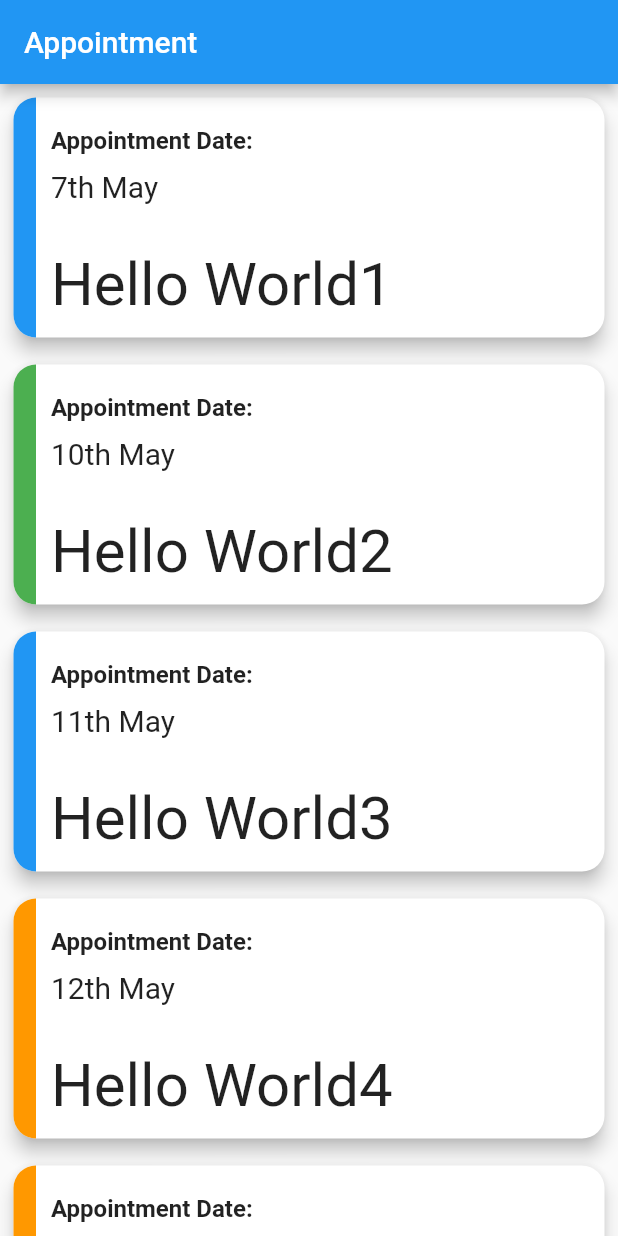
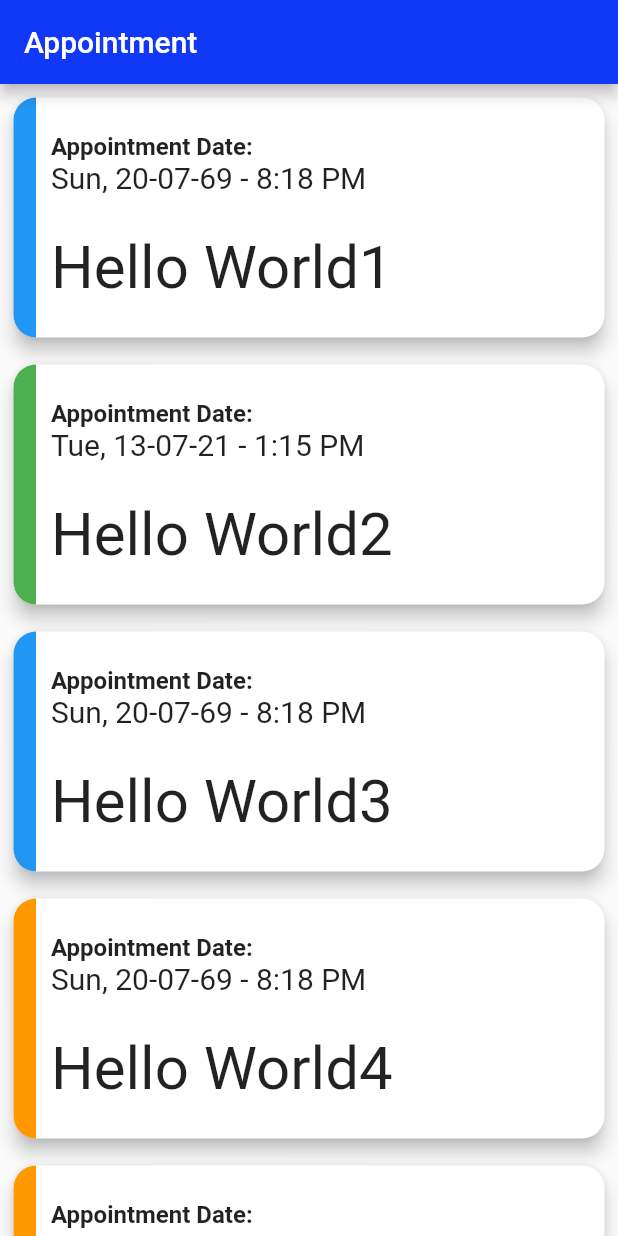
Before and after one commit to kodeinnovate/kode_rx, a Flutter app: the screen it shows after launch, on a phone screen of 412 x 824 dp. Run offline on Flutter 3.47's test engine with Material 2 defaults, Android fonts, the phone set to English and light mode, and no system bars.

Commit message:
modified:   lib/app_colors.dart modified:   lib/device_helper.dart modified:   lib/patient_appointments.dart modified:   lib/square.dart modified:   pubspec.lock modified:   pubspec.yaml

```diff
--- a/lib/app_colors.dart
+++ b/lib/app_colors.dart
@@ -2,6 +2,7 @@ import 'package:flutter/material.dart';
 
 class AppColors {
   static const Color customBackground = Color(0xFF1138F7);
+  static const Color customDividerColor =Colors.black87;
   static const Color textColor = Colors.black;
   static const Color primaryColor = Colors.blue;
   // Add more color constants as needed
--- a/lib/device_helper.dart
+++ b/lib/device_helper.dart
@@ -1,5 +1,5 @@
 import 'package:flutter/material.dart';
-
+import 'app_colors.dart';
 enum DeviceType { Phone, Tablet }
 
 class DeviceHelper {
@@ -15,14 +15,17 @@ class DeviceHelper {
       return AppBar(
         title: const Text('Appointment', style: TextStyle(fontSize: 40.0)),
         toolbarHeight: 120,
+        backgroundColor: AppColors.customBackground,
       );
     } else if (deviceType == DeviceType.Phone) {
       return AppBar(
         title: const Text('Appointment'),
+        backgroundColor: AppColors.customBackground,
       );
     } else {
       return AppBar(
         title: const Text('Appointment'),
+        backgroundColor: AppColors.customBackground,
       );
     }
   }
--- a/lib/patient_appointments.dart
+++ b/lib/patient_appointments.dart
@@ -2,12 +2,11 @@ import 'package:flutter/material.dart';
 import 'package:kode_rx/common_class.dart';
 import 'package:kode_rx/device_helper.dart';
 import 'package:kode_rx/square.dart';
-// import 'package:kode_rx/tablet_appBar.dart';
 import 'app_colors.dart';
-
+import 'package:intl/intl.dart';
 
 class AppointmentList {
-  String? date;
+  DateTime? date;
   String? name;
   Status? status;
 
@@ -29,13 +28,13 @@ class PatientAppointmentsScreen extends StatelessWidget {
 //   ];
 
   List<AppointmentList> lists = [
-    AppointmentList(name: 'Hello World1', date: '7th May', status: Status.ongoing),
-    AppointmentList(name: 'Hello World2', date: '10th May', status: Status.completed),
-    AppointmentList(name: 'Hello World3', date: '11th May', status: Status.ongoing),
-    AppointmentList(name: 'Hello World4', date: '12th May', status: Status.pending),
-    AppointmentList(name: 'Hello World5', date: '11th May', status: Status.pending),
-    AppointmentList(name: 'Hello World3', date: '11th May', status: Status.completed),
-    AppointmentList(name: 'Hello World3', date: '11th May', status: Status.ongoing),
+    AppointmentList(name: 'Hello World1', date: DateTime.parse('1969-07-20 20:18:04Z'), status: Status.ongoing),
+    AppointmentList(name: 'Hello World2', date: DateTime.parse('2021-07-13T13:15:54.000000Z'), status: Status.completed),
+    AppointmentList(name: 'Hello World3', date: DateTime.parse('1969-07-20 20:18:04Z'), status: Status.ongoing),
+    AppointmentList(name: 'Hello World4', date: DateTime.parse('1969-07-20 20:18:04Z'), status: Status.pending),
+    AppointmentList(name: 'Hello World5', date: DateTime.parse('1969-07-20 20:18:04Z'), status: Status.pending),
+    AppointmentList(name: 'Hello World3', date: DateTime.parse('1969-07-20 20:18:04Z'), status: Status.completed),
+    AppointmentList(name: 'Hello World3', date: DateTime.parse('1969-07-20 20:18:04Z'), status: Status.ongoing),
   ];
 
   @override
@@ -43,7 +42,7 @@ class PatientAppointmentsScreen extends StatelessWidget {
     return MaterialApp(
       // textDirection: TextDirection.ltr, // Or TextDirection.rtl for right-to-left text direction
       home: Scaffold(
-        appBar: DeviceHelper.deviceAppBar() ,
+        appBar: DeviceHelper.deviceAppBar(),
         body:
 
         Column(
--- a/lib/square.dart
+++ b/lib/square.dart
@@ -1,12 +1,16 @@
 import 'package:flutter/material.dart';
+import 'package:intl/intl.dart';
+import 'package:kode_rx/app_colors.dart';
 import 'package:kode_rx/common_class.dart';
 
 class MySquare extends StatelessWidget {
   final String name;
-  final String date;
+  final DateTime date;
   final Status status;
+  final format = DateFormat('EEE, dd-MM-yy - h:m a');
 
   MySquare({required this.name, required this.date, required this.status});
+
 
   @override
   Widget build(BuildContext context) {
@@ -15,7 +19,6 @@ class MySquare extends StatelessWidget {
     return Padding(
       padding: const EdgeInsets.all(5.0),
       child: Card(
-        color: Colors.white,
         shape: RoundedRectangleBorder(
           borderRadius: BorderRadius.circular(15.0),
         ),
@@ -41,29 +44,32 @@ class MySquare extends StatelessWidget {
                   Column(
                     crossAxisAlignment: CrossAxisAlignment.start,
                     children: [
-                     const Text(
+                      const Text(
                         'Appointment Date:',
                         style: TextStyle(
                             fontSize: 16, fontWeight: FontWeight.bold),
                       ),
-                      const SizedBox(height: 10),
+
+                      // const SizedBox(height: 10),
+
                       Text(
-                        date,
-                        style: TextStyle(fontSize: 20),
-                      ),
-                      const Divider(
-                        color: Colors.red,
-                        height: 20.0,
+                        format.format(date),
+                        style: const TextStyle(fontSize: 20, fontWeight: FontWeight.w400),
                       ),
                     ],
                   ),
-
                   Container(
-                    height: 50,
-                    padding: const EdgeInsets.only(top: 10),
+                    height: 5, // Adjust the height of the "divider" as needed
+                    color: AppColors.customDividerColor, // You can set the color to your preference
+                    margin: const EdgeInsets.symmetric(
+                        vertical: 10), // Adjust margin as needed
+                  ),
+                  SizedBox(
+                    // height: 40,
+                    // padding: const EdgeInsets.only(top: 10),
                     child: Text(
                       name,
-                      style: TextStyle(fontSize: 40),
+                      style: const TextStyle(fontSize: 40),
                     ),
                   ),
                 ],
--- a/pubspec.yaml
+++ b/pubspec.yaml
@@ -30,6 +30,8 @@ environment:
 dependencies:
   flutter:
     sdk: flutter
+
+  intl: ^0.18.1
 
 
   # The following adds the Cupertino Icons font to your application.
```
Also changed, not shown: pubspec.lock.
